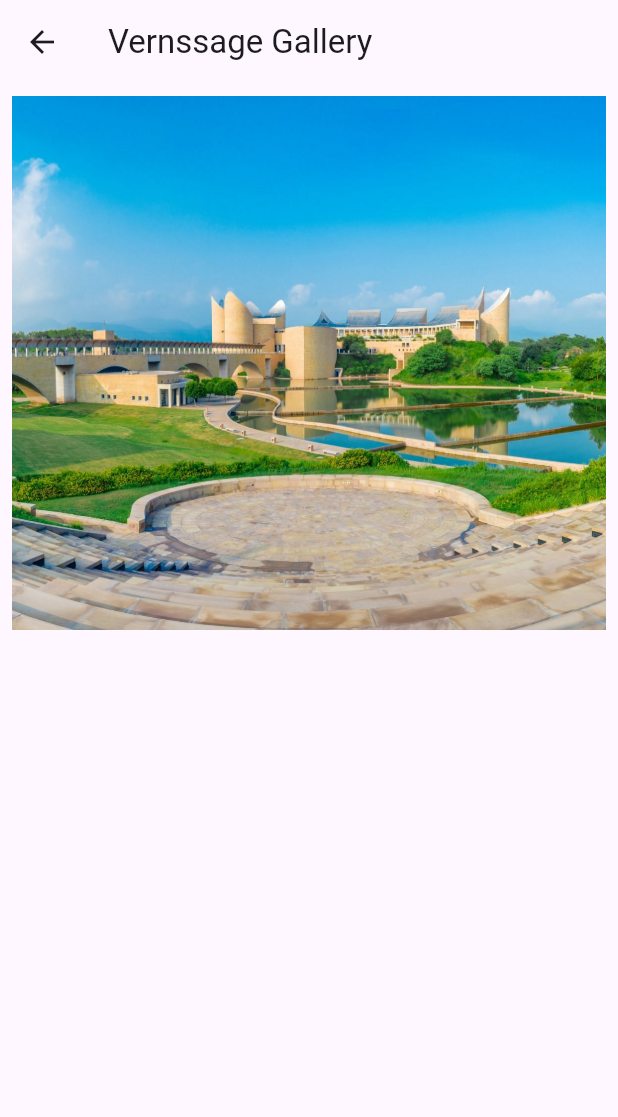
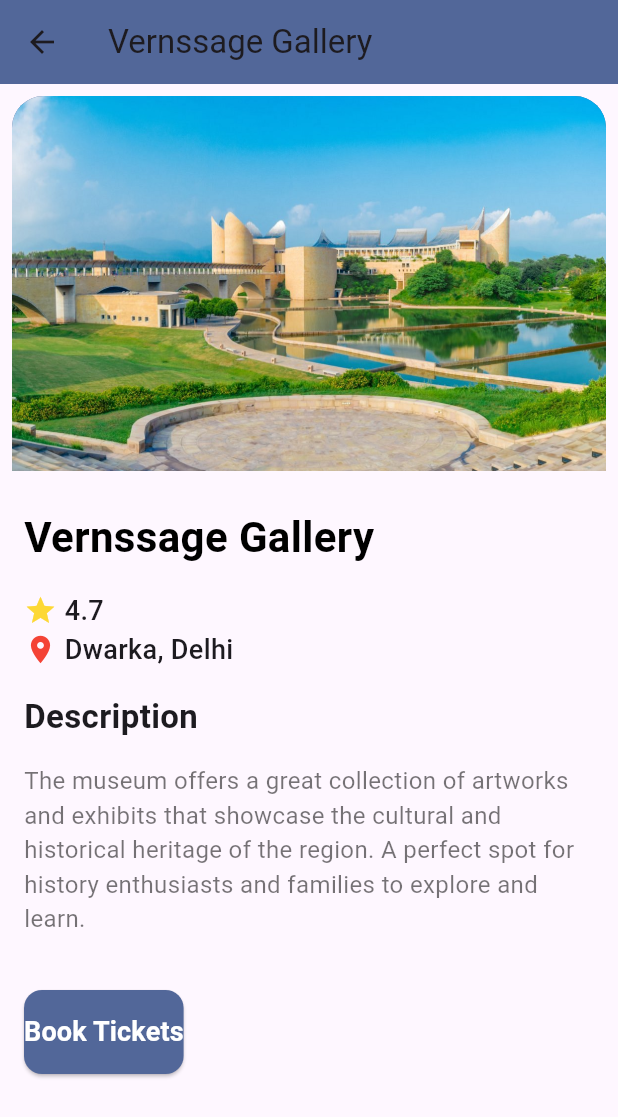
Before and after one commit to gsarthak0/Museum-Booking-App, a Flutter app: the Museumscreen screen opened directly, on a phone screen of 412 x 824 dp. Shown: the top 1117 px of the screen. Run offline on Flutter 3.47's test engine with Material 3 defaults, Android fonts, the phone set to English and light mode, and no system bars; our stand-ins replace bloc, dio, flutter_bloc, get, lottie, speech_to_text; missing offline and left inert: dot_curved_bottom_nav.

Commit message:
Your commit message

```diff
--- a/lib/screens.dart/museumScreen.dart
+++ b/lib/screens.dart/museumScreen.dart
@@ -1,11 +1,18 @@
 import 'package:flutter/material.dart';
 
 class Museumscreen extends StatefulWidget {
-  const Museumscreen({super.key, required this.name, required this.imageUrl, required this.rating, required this.Location});
+  const Museumscreen({
+    super.key,
+    required this.name,
+    required this.imageUrl,
+    required this.rating,
+    required this.location,
+  });
   final String name;
   final String imageUrl;
   final String rating;
-  final String Location;
+  final String location;
+
   @override
   State<Museumscreen> createState() => _MuseumscreenState();
 }
@@ -14,22 +21,132 @@ class _MuseumscreenState extends State<Museumscreen> {
   @override
   Widget build(BuildContext context) {
     return Scaffold(
-      appBar: AppBar(title: Text(widget.name),),
-      body: Column(children: [
+      appBar: AppBar(
+        title: Text(widget.name),
+        backgroundColor: Color(0xFF526799),
+      ),
+      body: SingleChildScrollView(
+        child: Column(
+          crossAxisAlignment: CrossAxisAlignment.start,
+          children: [
             Padding(
               padding: const EdgeInsets.all(8.0),
               child: Container(
-
                 decoration: const BoxDecoration(
-
                   color: Color(0xFF526799),
-                borderRadius: BorderRadius.only(topLeft: Radius.circular(21),topRight: Radius.circular(21))
+                  borderRadius: BorderRadius.only(
+                      topLeft: Radius.circular(21), topRight: Radius.circular(21)),
                 ),
+                child: ClipRRect(
+                  borderRadius: BorderRadius.only(
+                      topLeft: Radius.circular(21), topRight: Radius.circular(21)),
                   child: Image(
                     fit: BoxFit.cover,
-              image: AssetImage(widget.imageUrl))),
-        )
-      ],),
+                    image: AssetImage(widget.imageUrl),
+                    width: double.infinity,
+                    height: 250,
+                  ),
+                ),
+              ),
+            ),
+            Padding(
+              padding: const EdgeInsets.all(16.0),
+              child: Text(
+                widget.name,
+                style: TextStyle(
+                  fontSize: 28,
+                  fontWeight: FontWeight.bold,
+                  color: Colors.black,
+                ),
+              ),
+            ),
+            Padding(
+              padding: const EdgeInsets.symmetric(horizontal: 16.0),
+              child: Row(
+                children: [
+                  Icon(
+                    Icons.star,
+                    color: Colors.yellow[600],
+                    size: 22,
+                  ),
+                  SizedBox(width: 5),
+                  Text(
+                    widget.rating,
+                    style: TextStyle(
+                      fontSize: 18,
+                      fontWeight: FontWeight.w500,
+                    ),
+                  ),
+                ],
+              ),
+            ),
+            Padding(
+              padding: const EdgeInsets.symmetric(horizontal: 16.0),
+              child: Row(
+                children: [
+                  Icon(
+                    Icons.location_on,
+                    color: Colors.red,
+                    size: 22,
+                  ),
+                  SizedBox(width: 5),
+                  Text(
+                    widget.location,
+                    style: TextStyle(
+                      fontSize: 18,
+                      fontWeight: FontWeight.w500,
+                    ),
+                  ),
+                ],
+              ),
+            ),
+            Padding(
+              padding: const EdgeInsets.all(16.0),
+              child: Text(
+                'Description',
+                style: TextStyle(
+                  fontSize: 22,
+                  fontWeight: FontWeight.bold,
+                ),
+              ),
+            ),
+            Padding(
+              padding: const EdgeInsets.symmetric(horizontal: 16.0),
+              child: Text(
+                'The museum offers a great collection of artworks and exhibits that showcase the cultural and historical heritage of the region. A perfect spot for history enthusiasts and families to explore and learn.',
+                style: TextStyle(
+                  fontSize: 16,
+                  color: Colors.black54,
+                ),
+              ),
+            ),
+            SizedBox(height: 20),
+            Padding(
+              padding: const EdgeInsets.all(16.0),
+              child: ElevatedButton(
+                onPressed: () {
+                  // Add your button action here
+                },
+                style: ElevatedButton.styleFrom(
+                  backgroundColor: Color(0xFF526799),
+                  padding: EdgeInsets.symmetric(vertical: 15),
+                  shape: RoundedRectangleBorder(
+                    borderRadius: BorderRadius.circular(12),
+                  ),
+                ),
+                child: Text(
+                  'Book Tickets',
+                  style: TextStyle(
+                    fontSize: 18,
+                    color: Colors.white,
+                    fontWeight: FontWeight.bold,
+                  ),
+                ),
+              ),
+            ),
+          ],
+        ),
+      ),
     );
   }
 }
--- a/lib/screens.dart/trending_screen.dart
+++ b/lib/screens.dart/trending_screen.dart
@@ -14,8 +14,9 @@ class TrendingScreen extends StatelessWidget {
         Navigator.push(
             context,
             MaterialPageRoute(
-              builder: (context) => const Museumscreen(
-                  name: "Vernssage Gallery", imageUrl: 'assets/images/img_8.jpg', rating: "4.7", Location: "Dwarka, Delhi "),
+              builder: (context) => const Museumscreen (
+
+                  name: "Vernssage Gallery", imageUrl: 'assets/images/img_8.jpg', rating: "4.7", location: "Dwarka, Delhi "),
             ));
       },
       child: Container(
--- a/lib/utils/constants.dart
+++ b/lib/utils/constants.dart
@@ -1 +1 @@
-const Api_key = "";
+const Api_key = "AIzaSyC1ZIPX1KAlZHxmkUUT2ikzshsPVEQG40w";
```
Lines whose indentation alone changed are shown as unchanged.
